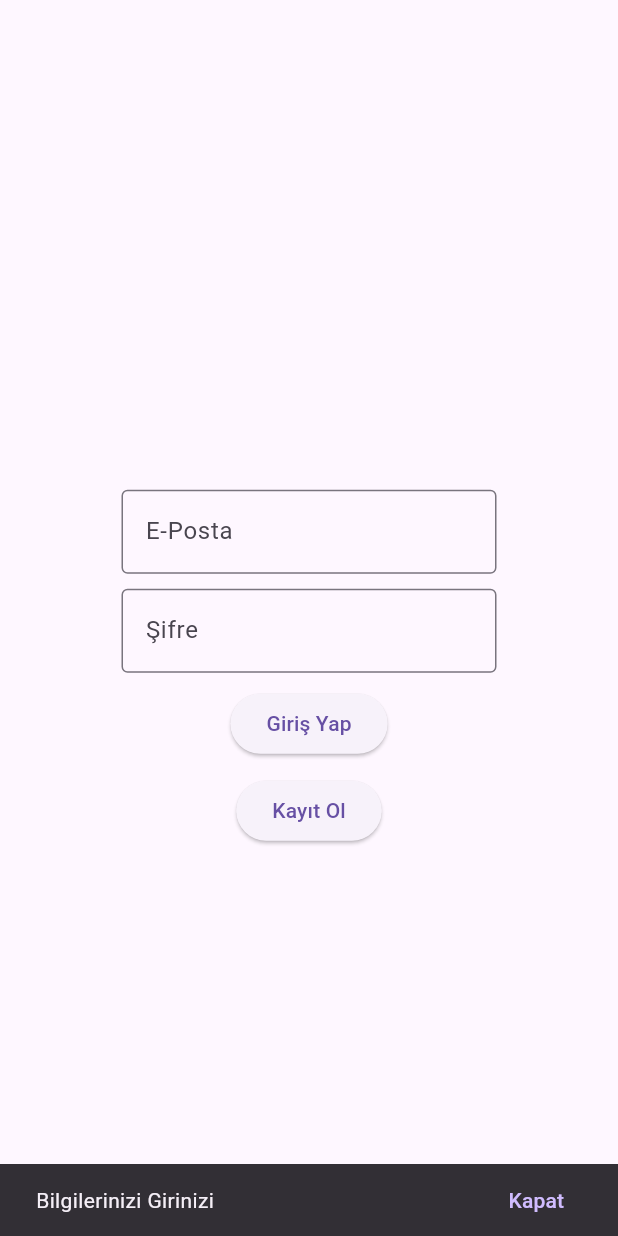
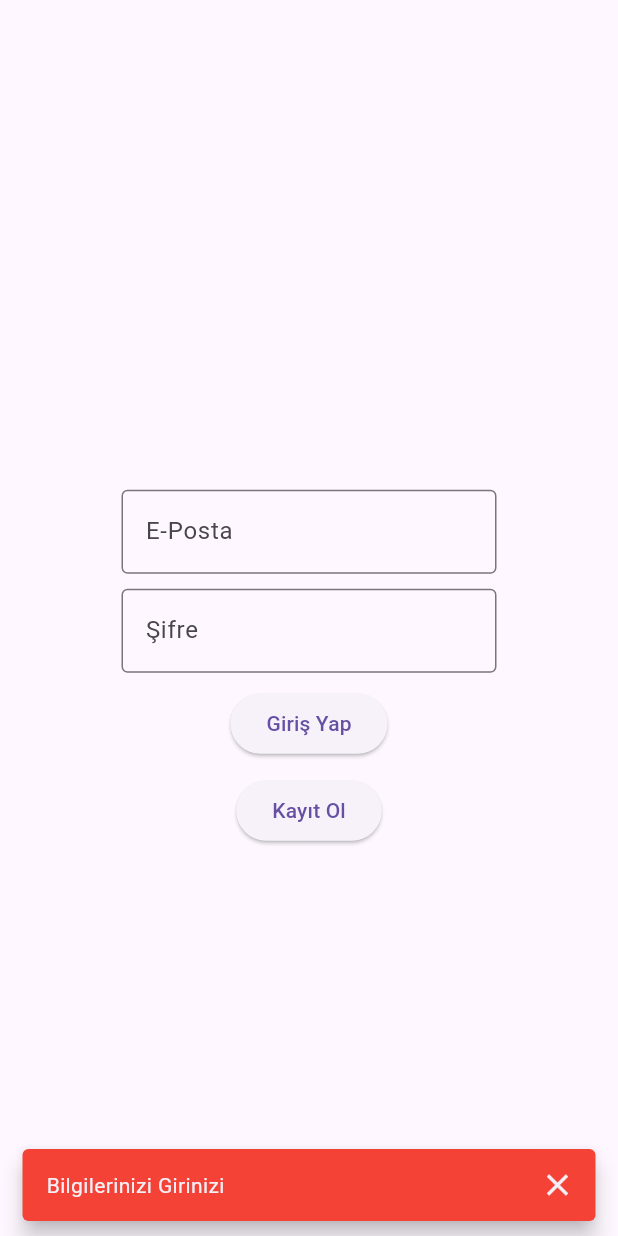
Before and after one commit to TarikKaravar/Yemekci-Flutter, a Flutter app: the LoginScreen screen opened by its route, after a tap on "Giriş Yap", on a phone screen of 412 x 824 dp. Run offline on Flutter 3.47's test engine with Material 3 defaults, Android fonts, the phone set to English and light mode, and no system bars; our stand-ins replace go_router, lottie; missing offline and left inert: dotlottie_loader.

Commit message:
Login ekranı güncellendi

```diff
--- a/lib/screens/login_screen.dart
+++ b/lib/screens/login_screen.dart
@@ -15,15 +15,34 @@ class _LoginScreenState extends State<LoginScreen> {
 
 
   girisYap() {
-   if (epostaYonetici.text.isEmpty) {
+   if (epostaYonetici.text.isEmpty || sifreYonetici.text.isEmpty) {
     ScaffoldMessenger.of(context).showSnackBar(
       SnackBar(
         content: Text("Bilgilerinizi Girinizi"),
-        action: SnackBarAction(label: "Kapat", onPressed: () {}),
-
+        // action: SnackBarAction(label: "Kapat", onPressed: () {}),
+        behavior: SnackBarBehavior.floating,
+        backgroundColor: Colors.red,
+        showCloseIcon: true,
         ),
       );
+    } else {
+        if(sifreYonetici.text.length < 8) {
+             ScaffoldMessenger.of(context).showSnackBar(
+      SnackBar(
+        content: Text("Şireniz minimum 8 haneli olmak zorundadır."),
+        // action: SnackBarAction(label: "Kapat", onPressed: () {}),
+        behavior: SnackBarBehavior.floating,
+        backgroundColor: Colors.red,
+        showCloseIcon: true,
+        ),
+      );
+        }
+        else{
+          context.go("/home");
+        }
+
     }
+
    }
 
 
@@ -78,7 +97,7 @@ class _LoginScreenState extends State<LoginScreen> {
                     SizedBox(height: 10),
 
 
-                ],
+                 ],
                 ),
               ),
             ],
```
